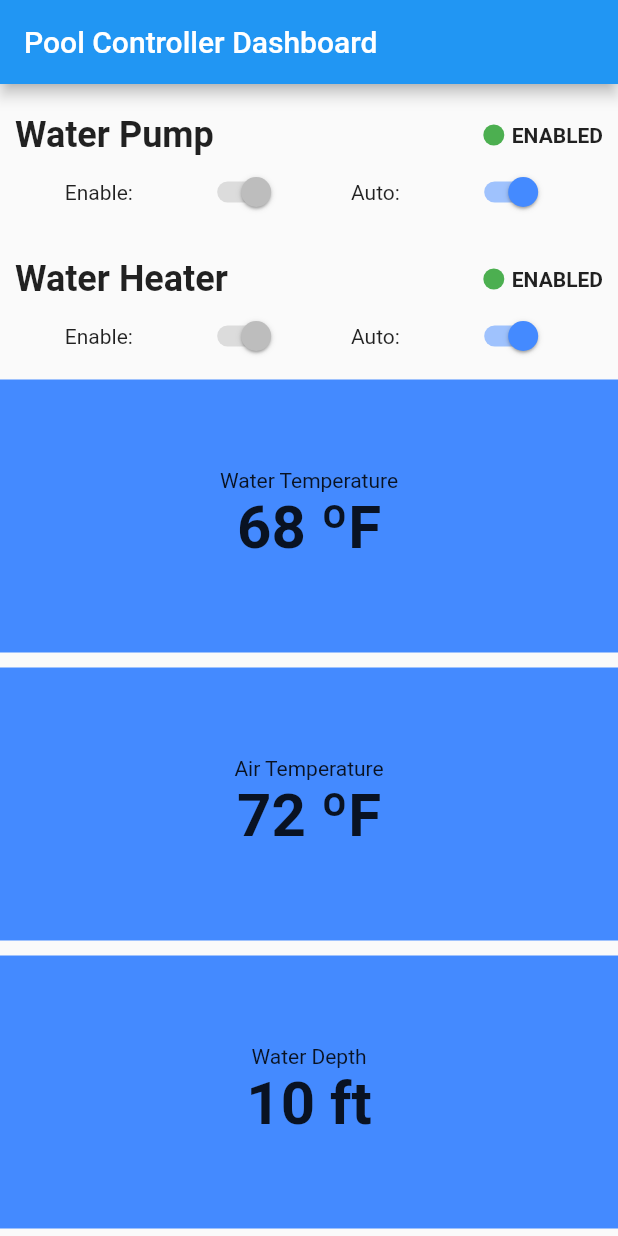
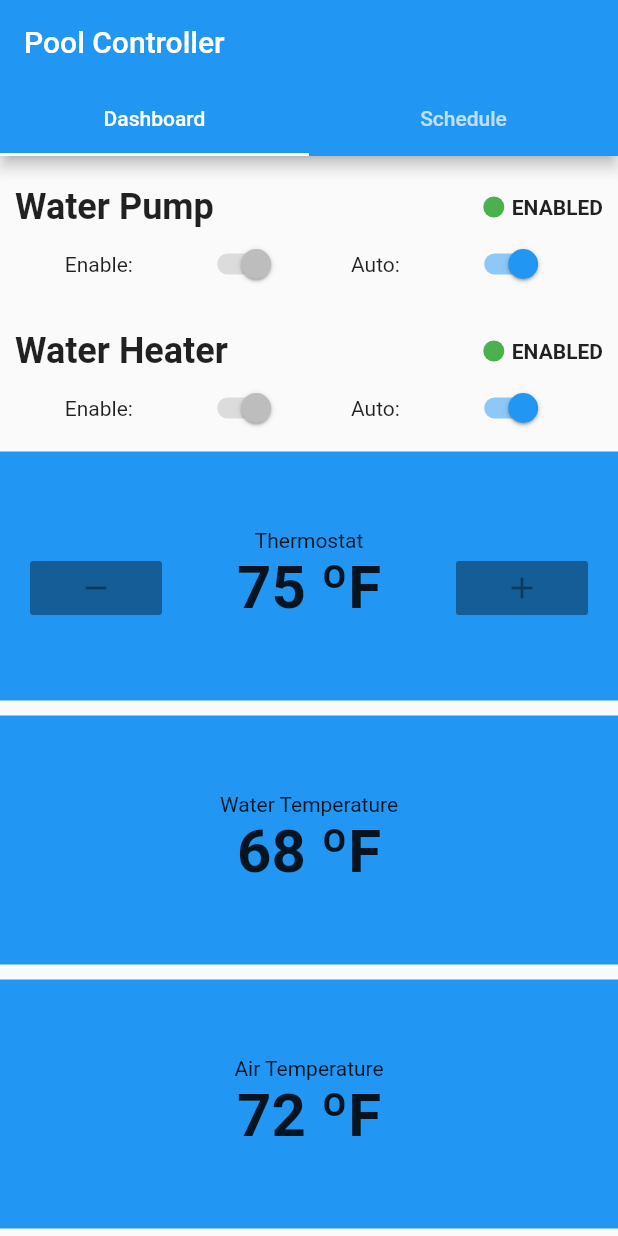
Before and after one commit to cbrewster/PoolController, a Flutter app: the screen it shows after launch, on a phone screen of 412 x 824 dp. Run offline on Flutter 3.47's test engine with Material 2 defaults, Android fonts, the phone set to English and light mode, and no system bars.

Commit message:
Implement thermostat and pump schedule

```diff
--- a/pool_interface/lib/main.dart
+++ b/pool_interface/lib/main.dart
@@ -1,5 +1,7 @@
 import 'package:flutter/material.dart';
 import 'indicator.dart';
+import 'dart:math';
+import 'dart:async';
 
 void main() => runApp(MyApp());
 
@@ -9,20 +11,30 @@ class MyApp extends StatelessWidget {
   Widget build(BuildContext context) {
     return MaterialApp(
       title: 'Pool Controller',
-      theme:
-          ThemeData(primarySwatch: Colors.blue, accentColor: Colors.blueAccent),
-      home: MyHomePage(title: 'Pool Controller Dashboard'),
+      theme: ThemeData(primarySwatch: Colors.blue),
+      home: DefaultTabController(
+        length: 2,
+        child: Scaffold(
+          appBar: AppBar(
+            bottom: TabBar(
+              tabs: <Widget>[
+                Tab(
+                  text: "Dashboard",
+                ),
+                Tab(
+                  text: "Schedule",
+                )
+              ],
+            ),
+            title: const Text("Pool Controller"),
+          ),
+          body: TabBarView(
+            children: <Widget>[Dashboard(), ScheduleWidget()],
+          ),
+        ),
+      ),
     );
   }
-}
-
-class MyHomePage extends StatefulWidget {
-  MyHomePage({Key key, this.title}) : super(key: key);
-
-  final String title;
-
-  @override
-  _MyHomePageState createState() => _MyHomePageState();
 }
 
 class DataDisplay extends StatelessWidget {
@@ -114,19 +126,23 @@ class ControllerStatus extends StatelessWidget {
   }
 }
 
-class _MyHomePageState extends State<MyHomePage> {
+class Dashboard extends StatefulWidget {
+  Dashboard({Key key}) : super(key: key);
+
+  @override
+  _DashboardState createState() => _DashboardState();
+}
+
+class _DashboardState extends State<Dashboard> {
   bool _pumpAuto = true;
   bool _pumpOn = true;
   bool _heaterAuto = true;
   bool _heaterOn = true;
+  int _thermostat = 75;
 
   @override
   Widget build(BuildContext context) {
-    return Scaffold(
-        appBar: AppBar(
-          title: Text(widget.title),
-        ),
-        body: Column(children: [
+    return Column(children: [
       ControllerStatus(
         auto: _pumpAuto,
         enabled: _pumpOn,
@@ -158,6 +174,51 @@ class _MyHomePageState extends State<MyHomePage> {
         },
       ),
       Flexible(
+          child: Container(
+              color: Theme.of(context).accentColor,
+              width: double.infinity,
+              margin: EdgeInsets.only(top: 5, bottom: 5),
+              child: Column(
+                  crossAxisAlignment: CrossAxisAlignment.center,
+                  mainAxisAlignment: MainAxisAlignment.center,
+                  children: [
+                    Text("Thermostat"),
+                    Padding(
+                        padding: EdgeInsets.only(left: 20, right: 20),
+                        child: Row(
+                          mainAxisAlignment: MainAxisAlignment.spaceBetween,
+                          children: <Widget>[
+                            RaisedButton(
+                              child: const Icon(Icons.remove),
+                              onPressed: _thermostat <= 70 || _heaterAuto
+                                  ? null
+                                  : () {
+                                      setState(() {
+                                        _thermostat = max(_thermostat - 1, 70);
+                                      });
+                                    },
+                            ),
+                            Text(
+                              "$_thermostat ºF",
+                              style: TextStyle(
+                                fontSize: 40,
+                                fontWeight: FontWeight.bold,
+                              ),
+                            ),
+                            RaisedButton(
+                              child: const Icon(Icons.add),
+                              onPressed: _thermostat >= 84 || _heaterAuto
+                                  ? null
+                                  : () {
+                                      setState(() {
+                                        _thermostat = min(_thermostat + 1, 84);
+                                      });
+                                    },
+                            ),
+                          ],
+                        )),
+                  ]))),
+      Flexible(
           child: DataDisplay(
         label: "Water Temperature",
         value: "68 ºF",
@@ -167,11 +228,85 @@ class _MyHomePageState extends State<MyHomePage> {
         label: "Air Temperature",
         value: "72 ºF",
       )),
-          Flexible(
-              child: DataDisplay(
-            label: "Water Depth",
-            value: "10 ft",
-          )),
-        ]));
+    ]);
   }
 }
+
+class ScheduleWidget extends StatefulWidget {
+  @override
+  State<StatefulWidget> createState() => _ScheduleWidgetState();
+}
+
+class _ScheduleWidgetState extends State<ScheduleWidget> {
+  TimeOfDay _pumpOn;
+  TimeOfDay _pumpOff;
+
+  Future<Null> _selectPumpOnTime(BuildContext context) async {
+    final TimeOfDay picked = await showTimePicker(
+      context: context,
+      initialTime: _pumpOn ?? TimeOfDay.now(),
+    );
+
+    if (picked != null) {
+      setState(() {
+        _pumpOn = picked;
+      });
+    }
+  }
+
+  Future<Null> _selectPumpOffTime(BuildContext context) async {
+    final TimeOfDay picked = await showTimePicker(
+      context: context,
+      initialTime: _pumpOff ?? TimeOfDay.now(),
+    );
+
+    if (picked != null) {
+      setState(() {
+        _pumpOff = picked;
+      });
+    }
+  }
+
+  @override
+  Widget build(BuildContext context) {
+    return Column(
+      crossAxisAlignment: CrossAxisAlignment.start,
+      children: <Widget>[
+        Padding(
+            padding: EdgeInsets.all(10),
+            child: Text(
+              "Water Pump Schedule",
+              style: TextStyle(fontWeight: FontWeight.bold, fontSize: 24),
+            )),
+        Row(
+          mainAxisAlignment: MainAxisAlignment.spaceEvenly,
+          children: <Widget>[
+            Text("Pump On:"),
+            Text(
+              _pumpOn == null ? "Not Set" : "${_pumpOn.format(context)}",
+              style: TextStyle(fontWeight: FontWeight.bold),
+            ),
+            RaisedButton(
+              child: const Text("Select Time"),
+              onPressed: () => _selectPumpOnTime(context),
+            )
+          ],
+        ),
+        Row(
+          mainAxisAlignment: MainAxisAlignment.spaceEvenly,
+          children: <Widget>[
+            Text("Pump Off:"),
+            Text(
+              _pumpOff == null ? "Not Set" : "${_pumpOff.format(context)}",
+              style: TextStyle(fontWeight: FontWeight.bold),
+            ),
+            RaisedButton(
+              child: const Text("Select Time"),
+              onPressed: () => _selectPumpOffTime(context),
+            )
+          ],
+        )
+      ],
+    );
+  }
+}
--- a/pool_interface/pubspec.yaml
+++ b/pool_interface/pubspec.yaml
@@ -24,29 +24,23 @@ dev_dependencies:
   flutter_test:
     sdk: flutter
 
-
 # For information on the generic Dart part of this file, see the
 # following page: https://www.dartlang.org/tools/pub/pubspec
 
 # The following section is specific to Flutter.
 flutter:
-
   # The following line ensures that the Material Icons font is
   # included with your application, so that you can use the icons in
   # the material Icons class.
   uses-material-design: true
-
   # To add assets to your application, add an assets section, like this:
   # assets:
   #  - images/a_dot_burr.jpeg
   #  - images/a_dot_ham.jpeg
-
   # An image asset can refer to one or more resolution-specific "variants", see
   # https://flutter.io/assets-and-images/#resolution-aware.
-
   # For details regarding adding assets from package dependencies, see
   # https://flutter.io/assets-and-images/#from-packages
-
   # To add custom fonts to your application, add a fonts section here,
   # in this "flutter" section. Each entry in this list should have a
   # "family" key with the font family name, and a "fonts" key with a
```
Also changed, not shown: 4 other files. Lines whose indentation alone changed are shown as unchanged.
